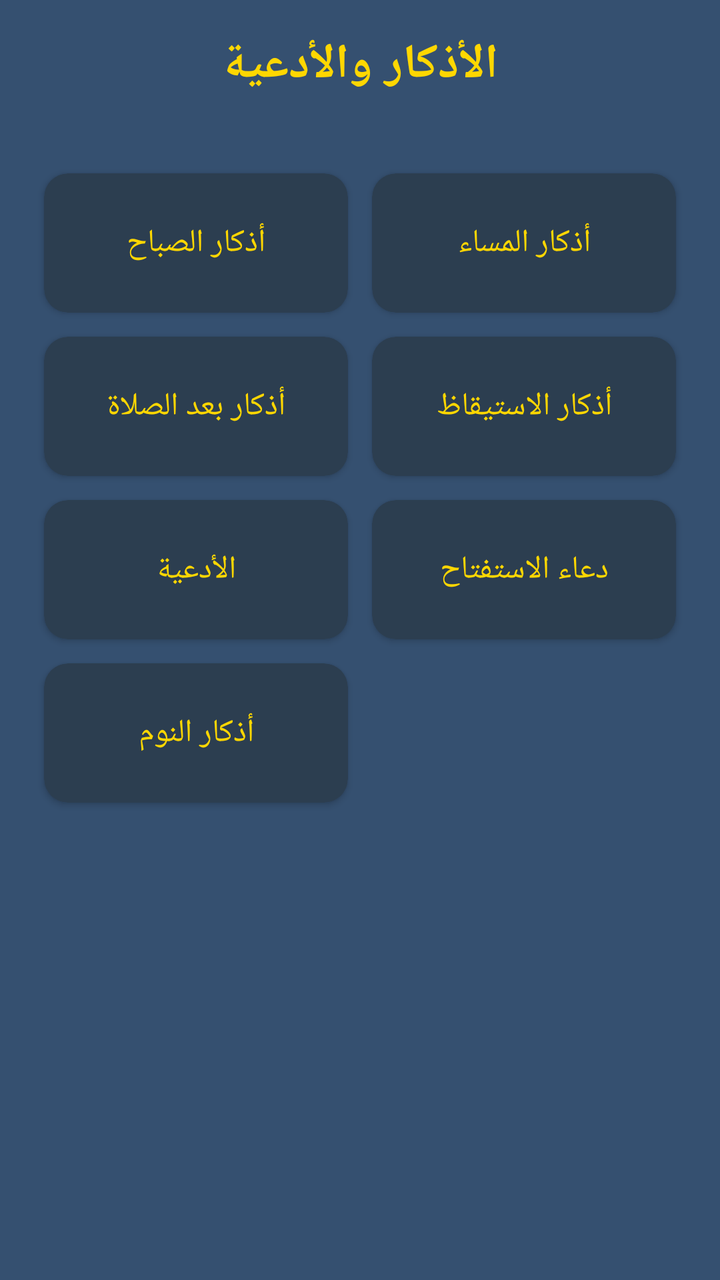
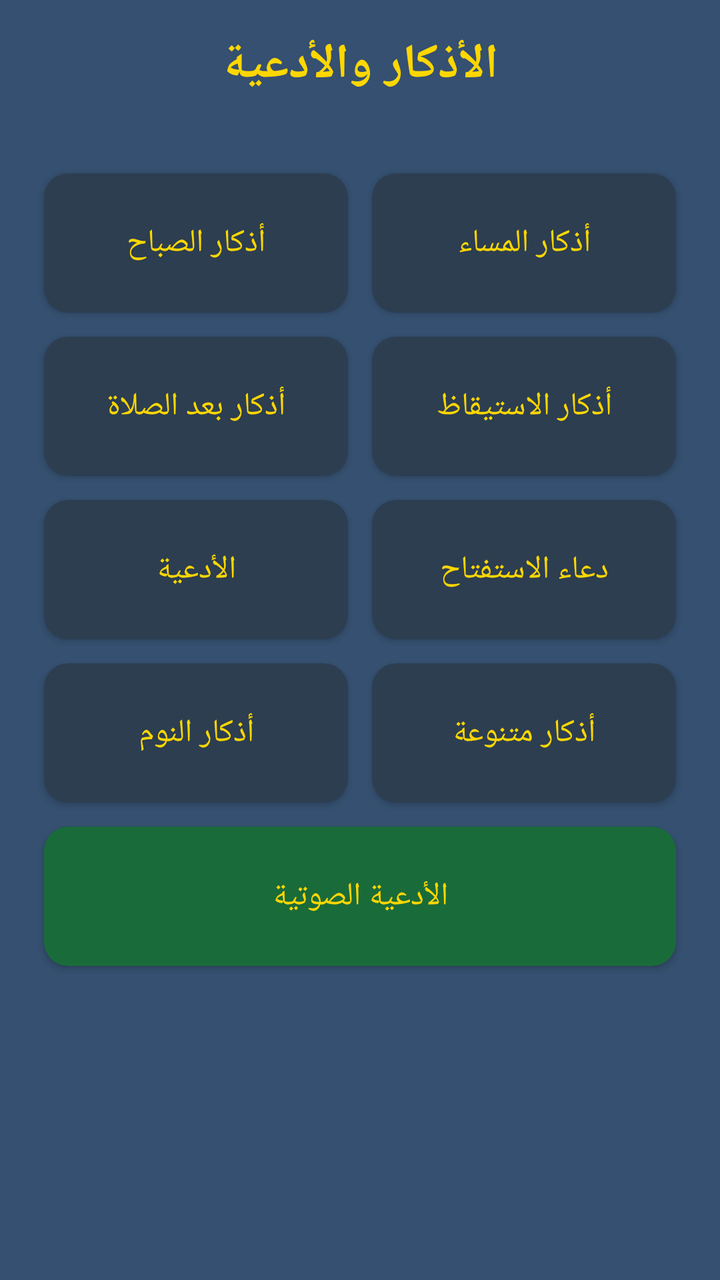

An Android layout rendered at two revisions. The XML below is the earlier revision; the diff shows what the commit changed to produce the second picture.
<!-- AndroidManifest.xml: application theme Theme.SalahApp -->
<!-- res/layout/activity_azkar.xml -->
<?xml version="1.0" encoding="utf-8"?>
<LinearLayout
    xmlns:android="http://schemas.android.com/apk/res/android"
    xmlns:app="http://schemas.android.com/apk/res-auto"
    android:layout_width="match_parent"
    android:layout_height="match_parent"
    android:orientation="vertical"
    android:background="@color/bg_primary">


    <TextView
        android:layout_width="wrap_content"
        android:layout_height="wrap_content"
        android:text="الأذكار والأدعية"
        android:textSize="24sp"
        android:textStyle="bold"
        android:textColor="#ffd700"
        android:layout_gravity="center"
        android:layout_marginTop="16dp"
        android:layout_marginBottom="16dp"/>

    <ScrollView
        android:layout_width="match_parent"
        android:layout_height="match_parent"
        android:padding="16dp">

        <GridLayout
            android:layout_width="match_parent"
            android:layout_height="wrap_content"
            android:columnCount="2">

            <androidx.cardview.widget.CardView
                android:id="@+id/card_morning"
                android:layout_width="0dp" android:layout_height="wrap_content"
                android:layout_columnWeight="1" android:layout_margin="6dp"
                app:cardCornerRadius="12dp" app:cardBackgroundColor="#2c3e50">
                <TextView android:layout_width="match_parent" android:layout_height="wrap_content"
                    android:text="أذكار الصباح" android:textColor="#ffd700"
                    android:gravity="center" android:padding="24dp" android:textSize="16sp"/>
            </androidx.cardview.widget.CardView>

            <androidx.cardview.widget.CardView
                android:id="@+id/card_evening"
                android:layout_width="0dp" android:layout_height="wrap_content"
                android:layout_columnWeight="1" android:layout_margin="6dp"
                app:cardCornerRadius="12dp" app:cardBackgroundColor="#2c3e50">
                <TextView android:layout_width="match_parent" android:layout_height="wrap_content"
                    android:text="أذكار المساء" android:textColor="#ffd700"
                    android:gravity="center" android:padding="24dp" android:textSize="16sp"/>
            </androidx.cardview.widget.CardView>

            <androidx.cardview.widget.CardView
                android:id="@+id/card_after_salah"
                android:layout_width="0dp" android:layout_height="wrap_content"
                android:layout_columnWeight="1" android:layout_margin="6dp"
                app:cardCornerRadius="12dp" app:cardBackgroundColor="#2c3e50">
                <TextView android:layout_width="match_parent" android:layout_height="wrap_content"
                    android:text="أذكار بعد الصلاة" android:textColor="#ffd700"
                    android:gravity="center" android:padding="24dp" android:textSize="16sp"/>
            </androidx.cardview.widget.CardView>

            <androidx.cardview.widget.CardView
                android:id="@+id/card_wakeup"
                android:layout_width="0dp" android:layout_height="wrap_content"
                android:layout_columnWeight="1" android:layout_margin="6dp"
                app:cardCornerRadius="12dp" app:cardBackgroundColor="#2c3e50">
                <TextView android:layout_width="match_parent" android:layout_height="wrap_content"
                    android:text="أذكار الاستيقاظ" android:textColor="#ffd700"
                    android:gravity="center" android:padding="24dp" android:textSize="16sp"/>
            </androidx.cardview.widget.CardView>

            <androidx.cardview.widget.CardView
                android:id="@+id/card_duas"
                android:layout_width="0dp" android:layout_height="wrap_content"
                android:layout_columnWeight="1" android:layout_margin="6dp"
                app:cardCornerRadius="12dp" app:cardBackgroundColor="#2c3e50">
                <TextView android:layout_width="match_parent" android:layout_height="wrap_content"
                    android:text="الأدعية" android:textColor="#ffd700"
                    android:gravity="center" android:padding="24dp" android:textSize="16sp"/>
            </androidx.cardview.widget.CardView>

            <androidx.cardview.widget.CardView
                android:id="@+id/card_iftitah"
                android:layout_width="0dp" android:layout_height="wrap_content"
                android:layout_columnWeight="1" android:layout_margin="6dp"
                app:cardCornerRadius="12dp" app:cardBackgroundColor="#2c3e50">
                <TextView android:layout_width="match_parent" android:layout_height="wrap_content"
                    android:text="دعاء الاستفتاح" android:textColor="#ffd700"
                    android:gravity="center" android:padding="24dp" android:textSize="16sp"/>
            </androidx.cardview.widget.CardView>

            <androidx.cardview.widget.CardView
                android:id="@+id/card_sleep"
                android:layout_width="0dp" android:layout_height="wrap_content"
                android:layout_columnWeight="1" android:layout_margin="6dp"
                app:cardCornerRadius="12dp" app:cardBackgroundColor="#2c3e50">
                <TextView android:layout_width="match_parent" android:layout_height="wrap_content"
                    android:text="أذكار النوم" android:textColor="#ffd700"
                    android:gravity="center" android:padding="24dp" android:textSize="16sp"/>
            </androidx.cardview.widget.CardView>

        </GridLayout>
    </ScrollView>
</LinearLayout>
<!-- resources referenced by this layout -->
<resources>
  <color name="bg_primary">#355070</color>
  <style name="Theme.SalahApp" parent="Theme.Material3.DayNight.NoActionBar">
          <item name="colorPrimary">@color/gold</item>
          <item name="colorOnPrimary">@color/bg_primary</item>
          <item name="colorSecondary">@color/gold_light</item>
          <item name="android:windowBackground">@color/bg_primary</item>
          <item name="android:statusBarColor">@color/status_bar</item>
          <item name="android:windowLightStatusBar" tools:targetApi="23">false</item>
          <item name="android:navigationBarColor">@color/status_bar</item>
          <item name="android:textColorPrimary">@color/text_primary</item>
          <item name="android:textColorSecondary">@color/text_secondary</item>
      </style>
  <color name="gold">#D4AF37</color>
  <color name="gold_light">#F4E29A</color>
  <color name="status_bar">#0F0F23</color>
  <color name="text_primary">#FFFFFF</color>
  <color name="text_secondary">#A0A0A0</color>
</resources>

<!-- the commit's change to res/layout/activity_azkar.xml (unified diff, before → after) -->
@@ -6,7 +6,6 @@
     android:layout_height="match_parent"
     android:orientation="vertical"
     android:background="@color/bg_primary">
-
 
     <TextView
         android:layout_width="wrap_content"
@@ -24,81 +23,64 @@
         android:layout_height="match_parent"
         android:padding="16dp">
 
-        <GridLayout
+        <LinearLayout
             android:layout_width="match_parent"
             android:layout_height="wrap_content"
-            android:columnCount="2">
+            android:orientation="vertical">
+
+            <LinearLayout android:layout_width="match_parent" android:layout_height="wrap_content" android:orientation="horizontal">
+                <androidx.cardview.widget.CardView android:id="@+id/card_morning" android:layout_width="0dp" android:layout_height="wrap_content" android:layout_weight="1" android:layout_margin="6dp" app:cardCornerRadius="12dp" app:cardBackgroundColor="#2c3e50">
+                    <TextView android:layout_width="match_parent" android:layout_height="wrap_content" android:text="أذكار الصباح" android:textColor="#ffd700" android:gravity="center" android:padding="24dp" android:textSize="16sp"/>
+                </androidx.cardview.widget.CardView>
+                <androidx.cardview.widget.CardView android:id="@+id/card_evening" android:layout_width="0dp" android:layout_height="wrap_content" android:layout_weight="1" android:layout_margin="6dp" app:cardCornerRadius="12dp" app:cardBackgroundColor="#2c3e50">
+                    <TextView android:layout_width="match_parent" android:layout_height="wrap_content" android:text="أذكار المساء" android:textColor="#ffd700" android:gravity="center" android:padding="24dp" android:textSize="16sp"/>
+                </androidx.cardview.widget.CardView>
+            </LinearLayout>
+
+            <LinearLayout android:layout_width="match_parent" android:layout_height="wrap_content" android:orientation="horizontal">
+                <androidx.cardview.widget.CardView android:id="@+id/card_after_salah" android:layout_width="0dp" android:layout_height="wrap_content" android:layout_weight="1" android:layout_margin="6dp" app:cardCornerRadius="12dp" app:cardBackgroundColor="#2c3e50">
+                    <TextView android:layout_width="match_parent" android:layout_height="wrap_content" android:text="أذكار بعد الصلاة" android:textColor="#ffd700" android:gravity="center" android:padding="24dp" android:textSize="16sp"/>
+                </androidx.cardview.widget.CardView>
+                <androidx.cardview.widget.CardView android:id="@+id/card_wakeup" android:layout_width="0dp" android:layout_height="wrap_content" android:layout_weight="1" android:layout_margin="6dp" app:cardCornerRadius="12dp" app:cardBackgroundColor="#2c3e50">
+                    <TextView android:layout_width="match_parent" android:layout_height="wrap_content" android:text="أذكار الاستيقاظ" android:textColor="#ffd700" android:gravity="center" android:padding="24dp" android:textSize="16sp"/>
+                </androidx.cardview.widget.CardView>
+            </LinearLayout>
+
+            <LinearLayout android:layout_width="match_parent" android:layout_height="wrap_content" android:orientation="horizontal">
+                <androidx.cardview.widget.CardView android:id="@+id/card_duas" android:layout_width="0dp" android:layout_height="wrap_content" android:layout_weight="1" android:layout_margin="6dp" app:cardCornerRadius="12dp" app:cardBackgroundColor="#2c3e50">
+                    <TextView android:layout_width="match_parent" android:layout_height="wrap_content" android:text="الأدعية" android:textColor="#ffd700" android:gravity="center" android:padding="24dp" android:textSize="16sp"/>
+                </androidx.cardview.widget.CardView>
+                <androidx.cardview.widget.CardView android:id="@+id/card_iftitah" android:layout_width="0dp" android:layout_height="wrap_content" android:layout_weight="1" android:layout_margin="6dp" app:cardCornerRadius="12dp" app:cardBackgroundColor="#2c3e50">
+                    <TextView android:layout_width="match_parent" android:layout_height="wrap_content" android:text="دعاء الاستفتاح" android:textColor="#ffd700" android:gravity="center" android:padding="24dp" android:textSize="16sp"/>
+                </androidx.cardview.widget.CardView>
+            </LinearLayout>
+
+            <LinearLayout android:layout_width="match_parent" android:layout_height="wrap_content" android:orientation="horizontal">
+                <androidx.cardview.widget.CardView android:id="@+id/card_sleep" android:layout_width="0dp" android:layout_height="wrap_content" android:layout_weight="1" android:layout_margin="6dp" app:cardCornerRadius="12dp" app:cardBackgroundColor="#2c3e50">
+                    <TextView android:layout_width="match_parent" android:layout_height="wrap_content" android:text="أذكار النوم" android:textColor="#ffd700" android:gravity="center" android:padding="24dp" android:textSize="16sp"/>
+                </androidx.cardview.widget.CardView>
+                <androidx.cardview.widget.CardView android:id="@+id/card_mutanawia" android:layout_width="0dp" android:layout_height="wrap_content" android:layout_weight="1" android:layout_margin="6dp" app:cardCornerRadius="12dp" app:cardBackgroundColor="#2c3e50">
+                    <TextView android:layout_width="match_parent" android:layout_height="wrap_content" android:text="أذكار متنوعة" android:textColor="#ffd700" android:gravity="center" android:padding="24dp" android:textSize="16sp"/>
+                </androidx.cardview.widget.CardView>
+            </LinearLayout>
 
             <androidx.cardview.widget.CardView
-                android:id="@+id/card_morning"
-                android:layout_width="0dp" android:layout_height="wrap_content"
-                android:layout_columnWeight="1" android:layout_margin="6dp"
-                app:cardCornerRadius="12dp" app:cardBackgroundColor="#2c3e50">
-                <TextView android:layout_width="match_parent" android:layout_height="wrap_content"
-                    android:text="أذكار الصباح" android:textColor="#ffd700"
-                    android:gravity="center" android:padding="24dp" android:textSize="16sp"/>
+                android:id="@+id/card_audio_duas"
+                android:layout_width="match_parent"
+                android:layout_height="wrap_content"
+                android:layout_margin="6dp"
+                app:cardCornerRadius="12dp"
+                app:cardBackgroundColor="#1a6b3a">
+                <TextView
+                    android:layout_width="match_parent"
+                    android:layout_height="wrap_content"
+                    android:text="الأدعية الصوتية"
+                    android:textColor="#ffd700"
+                    android:gravity="center"
+                    android:padding="24dp"
+                    android:textSize="16sp"/>
             </androidx.cardview.widget.CardView>
 
-            <androidx.cardview.widget.CardView
-                android:id="@+id/card_evening"
-                android:layout_width="0dp" android:layout_height="wrap_content"
-                android:layout_columnWeight="1" android:layout_margin="6dp"
-                app:cardCornerRadius="12dp" app:cardBackgroundColor="#2c3e50">
-                <TextView android:layout_width="match_parent" android:layout_height="wrap_content"
-                    android:text="أذكار المساء" android:textColor="#ffd700"
-                    android:gravity="center" android:padding="24dp" android:textSize="16sp"/>
-            </androidx.cardview.widget.CardView>
-
-            <androidx.cardview.widget.CardView
-                android:id="@+id/card_after_salah"
-                android:layout_width="0dp" android:layout_height="wrap_content"
-                android:layout_columnWeight="1" android:layout_margin="6dp"
-                app:cardCornerRadius="12dp" app:cardBackgroundColor="#2c3e50">
-                <TextView android:layout_width="match_parent" android:layout_height="wrap_content"
-                    android:text="أذكار بعد الصلاة" android:textColor="#ffd700"
-                    android:gravity="center" android:padding="24dp" android:textSize="16sp"/>
-            </androidx.cardview.widget.CardView>
-
-            <androidx.cardview.widget.CardView
-                android:id="@+id/card_wakeup"
-                android:layout_width="0dp" android:layout_height="wrap_content"
-                android:layout_columnWeight="1" android:layout_margin="6dp"
-                app:cardCornerRadius="12dp" app:cardBackgroundColor="#2c3e50">
-                <TextView android:layout_width="match_parent" android:layout_height="wrap_content"
-                    android:text="أذكار الاستيقاظ" android:textColor="#ffd700"
-                    android:gravity="center" android:padding="24dp" android:textSize="16sp"/>
-            </androidx.cardview.widget.CardView>
-
-            <androidx.cardview.widget.CardView
-                android:id="@+id/card_duas"
-                android:layout_width="0dp" android:layout_height="wrap_content"
-                android:layout_columnWeight="1" android:layout_margin="6dp"
-                app:cardCornerRadius="12dp" app:cardBackgroundColor="#2c3e50">
-                <TextView android:layout_width="match_parent" android:layout_height="wrap_content"
-                    android:text="الأدعية" android:textColor="#ffd700"
-                    android:gravity="center" android:padding="24dp" android:textSize="16sp"/>
-            </androidx.cardview.widget.CardView>
-
-            <androidx.cardview.widget.CardView
-                android:id="@+id/card_iftitah"
-                android:layout_width="0dp" android:layout_height="wrap_content"
-                android:layout_columnWeight="1" android:layout_margin="6dp"
-                app:cardCornerRadius="12dp" app:cardBackgroundColor="#2c3e50">
-                <TextView android:layout_width="match_parent" android:layout_height="wrap_content"
-                    android:text="دعاء الاستفتاح" android:textColor="#ffd700"
-                    android:gravity="center" android:padding="24dp" android:textSize="16sp"/>
-            </androidx.cardview.widget.CardView>
-
-            <androidx.cardview.widget.CardView
-                android:id="@+id/card_sleep"
-                android:layout_width="0dp" android:layout_height="wrap_content"
-                android:layout_columnWeight="1" android:layout_margin="6dp"
-                app:cardCornerRadius="12dp" app:cardBackgroundColor="#2c3e50">
-                <TextView android:layout_width="match_parent" android:layout_height="wrap_content"
-                    android:text="أذكار النوم" android:textColor="#ffd700"
-                    android:gravity="center" android:padding="24dp" android:textSize="16sp"/>
-            </androidx.cardview.widget.CardView>
-
-        </GridLayout>
+        </LinearLayout>
     </ScrollView>
 </LinearLayout>
